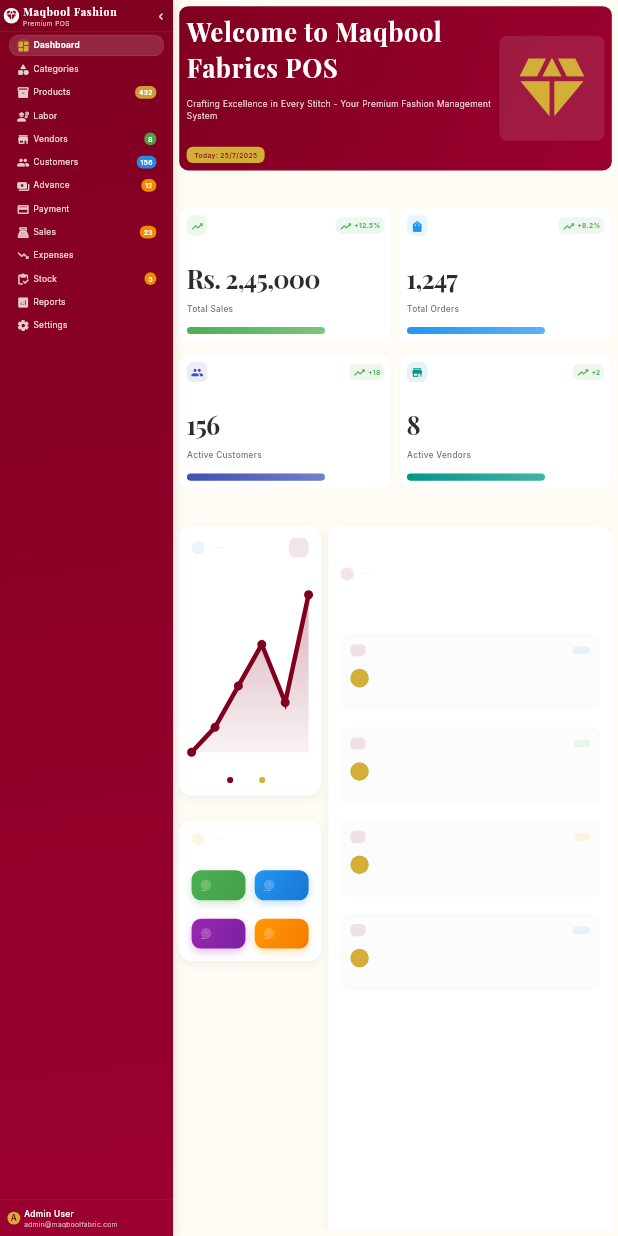
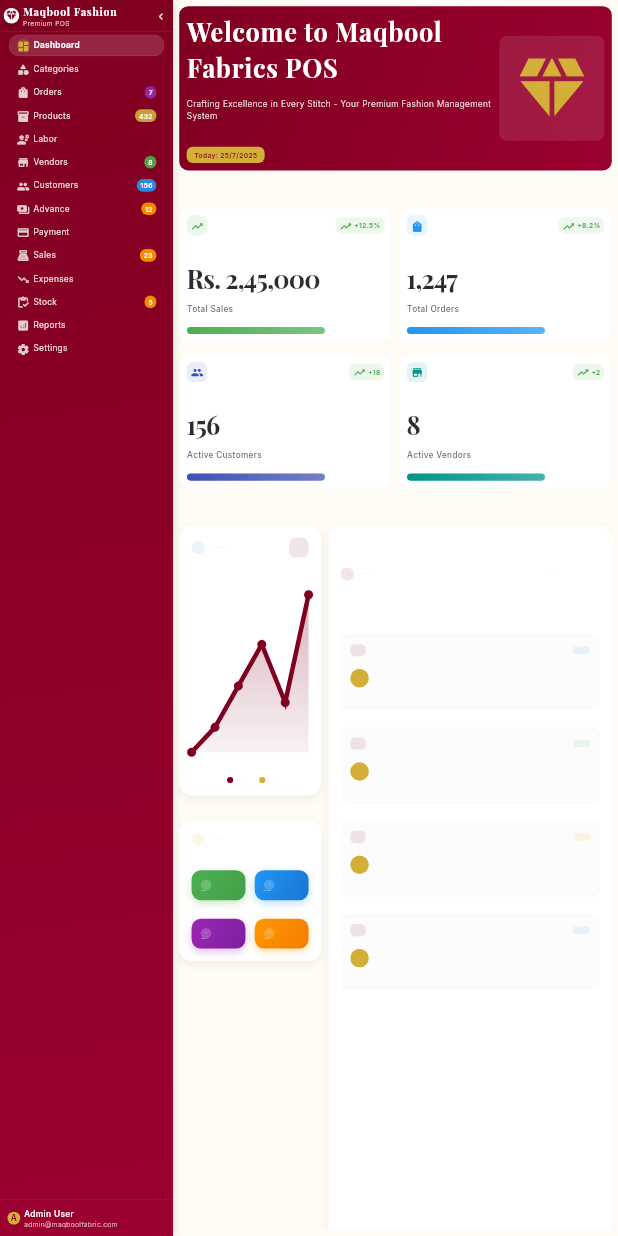
Before and after one commit to AbdulRahmanMudasser/flutter-dj-fashion-pos, a Flutter app: the DashboardScreen screen opened by its route, on a phone screen of 412 x 824 dp. Run offline on Flutter 3.47's test engine with Material 3 defaults, Android fonts, the phone set to English and light mode, and no system bars; our stand-ins replace google_fonts, sizer; missing offline and left inert: bitsdojo_window; accounts and stored records are empty; statements that could not run were skipped.

Commit message:
feat: modified dashboard content and sidebar files, added packages

```diff
--- a/frontend/lib/presentation/widgets/dashboard/dashboard_content.dart
+++ b/frontend/lib/presentation/widgets/dashboard/dashboard_content.dart
@@ -13,6 +13,7 @@ import '../../screens/category/category_screen.dart';
 import '../../screens/labor/labor_screen.dart';
 import '../../screens/vendor/vendor_screen.dart';
 import '../../screens/customer/customer_screen.dart';
+import '../../screens/order/order_screen.dart'; // Add this import for order screen
 
 class DashboardContent extends StatelessWidget {
   final int selectedIndex;
@@ -28,6 +29,8 @@ class DashboardContent extends StatelessWidget {
       return _buildDashboard(context);
     } else if (selectedIndex == 1) {
       return const CategoryPage();
+    } else if (selectedIndex == 2) {
+      return const OrderPage(); // Add order screen here (index 2)
     } else if (selectedIndex == 3) {
       return const LaborPage();
     } else if (selectedIndex == 4) {
@@ -588,6 +591,7 @@ class DashboardContent extends StatelessWidget {
     final List<String> pageNames = [
       'Dashboard',
       'Categories',
+      'Orders', // Updated to reflect the new order at index 2
       'Products',
       'Labor',
       'Vendors',
--- a/frontend/lib/presentation/widgets/global/sidebar.dart
+++ b/frontend/lib/presentation/widgets/global/sidebar.dart
@@ -21,6 +21,7 @@ class PremiumSidebar extends StatelessWidget {
   final List<Map<String, dynamic>> menuItems = const [
     {'icon': Icons.dashboard_rounded, 'title': 'Dashboard', 'badge': null},
     {'icon': Icons.category_rounded, 'title': 'Categories', 'badge': null},
+    {'icon': Icons.shopping_bag_rounded, 'title': 'Orders', 'badge': '7'}, // Added Orders at index 2
     {'icon': Icons.inventory_2_rounded, 'title': 'Products', 'badge': '432'},
     {'icon': Icons.engineering_rounded, 'title': 'Labor', 'badge': null},
     {'icon': Icons.store_rounded, 'title': 'Vendors', 'badge': '8'},
@@ -232,6 +233,8 @@ class PremiumSidebar extends StatelessWidget {
                                         ? Colors.blue.withOpacity(0.9)
                                         : item['badge'] == '8'
                                         ? Colors.green.withOpacity(0.9)
+                                        : item['badge'] == '7' // New Orders badge color
+                                        ? Colors.purple.withOpacity(0.9)
                                         : (item['badge'] == '5' || item['badge'] == '12' || item['badge'] == '23')
                                         ? Colors.orange.withOpacity(0.9)
                                         : AppTheme.accentGold.withOpacity(0.9),
--- a/frontend/pubspec.yaml
+++ b/frontend/pubspec.yaml
@@ -50,6 +50,7 @@ dependencies:
   flutter_svg:
   animations:
   flutter_animate:
+  syncfusion_flutter_datagrid:
 
 dev_dependencies:
   flutter_test:
```
Also changed, not shown: frontend/pubspec.lock.
